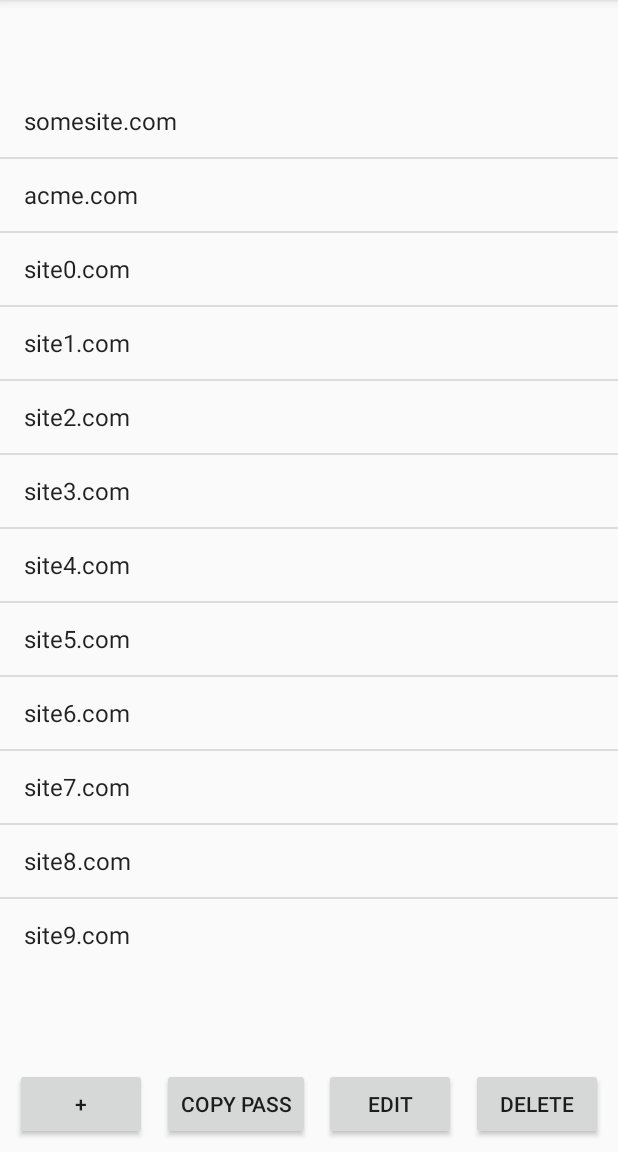
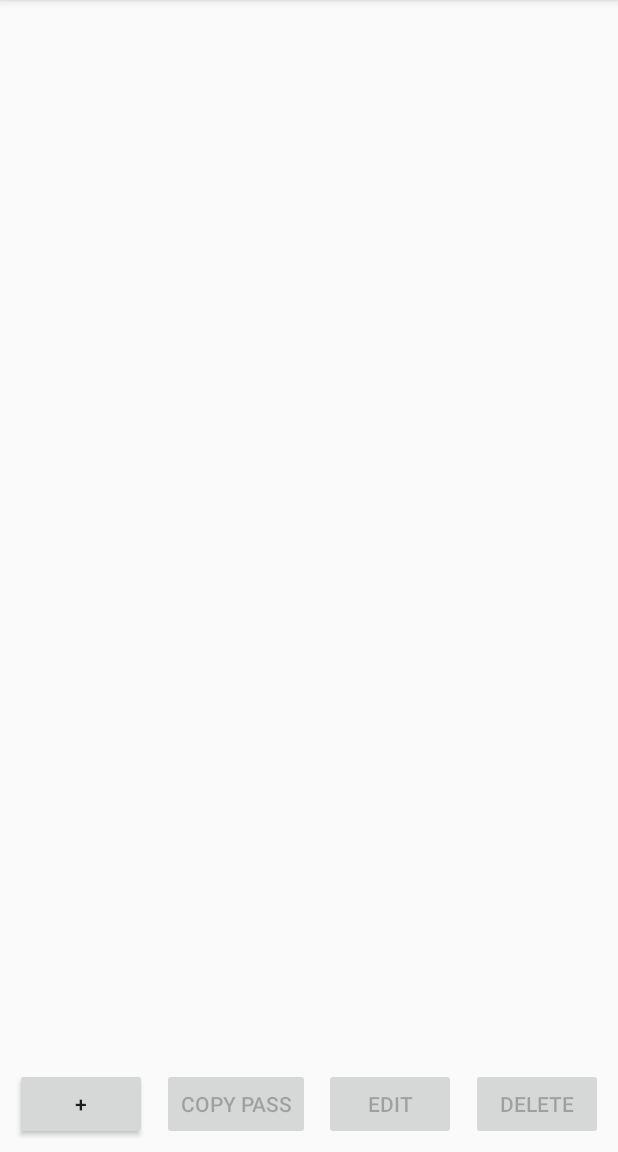
Before and after one commit to androticus/FIrstPass, an Android app: the screen it shows after launch (MainActivity), on a phone screen of 412 x 824 dp, the part 84-1236 px from its top. Run offline under Robolectric (Android 15) with nearby library versions, the phone set to English and light mode, and no system bars.

Commit message:
* implement get selected * button enabling * code cleanup

```diff
--- a/app/src/main/java/com/brad_aisa/firstpass/MainActivity.kt
+++ b/app/src/main/java/com/brad_aisa/firstpass/MainActivity.kt
@@ -4,27 +4,20 @@ import androidx.appcompat.app.AppCompatActivity
 import android.app.AlertDialog
 import android.content.*
 import android.os.Bundle
-import android.widget.TextView
 import com.brad_aissa.firstpass.R
-import android.widget.GridView
-import androidx.core.app.ComponentActivity
-import androidx.core.app.ComponentActivity.ExtraData
-import androidx.core.content.ContextCompat.getSystemService
-import android.icu.lang.UCharacter.GraphemeClusterBreak.T
 import android.view.View
-import android.widget.ArrayAdapter
-import androidx.fragment.app.FragmentManager
+import android.widget.*
 import java.io.*
 import java.util.ArrayList
 import kotlinx.android.synthetic.main.activity_main.*
 import android.content.DialogInterface
-import android.os.Environment
 
 
-private const val FILENAME = "FirstPassList.txt"; //TODO: encrypted version uses different name
+private const val FILENAME = "FirstPassList.txt";
 
 class MainActivity : AppCompatActivity() {
 
+    private var selectedIndex = -1
     private val passList: PassList = PassList()
     private var listItems = ArrayList<PassListItem>()
     private var adapter: ArrayAdapter<PassListItem>? = null
@@ -33,12 +26,17 @@ class MainActivity : AppCompatActivity() {
         super.onCreate(savedInstanceState)
         setContentView(R.layout.activity_main)
 
-        passListListView.setSelector(R.color.list_selector_background)
         adapter = ArrayAdapter(this,
             android.R.layout.simple_list_item_1,
             listItems)
 
         passListListView.adapter = adapter
+        passListListView.setSelector(R.color.list_selector_background)
+        passListListView.onItemClickListener = object : AdapterView.OnItemClickListener {
+            override fun onItemClick(parent: AdapterView<*>?, view: View?, position: Int, id: Long) {
+                handleItemSelecting(position)
+            }
+        }
 
         // attach button click handlers
         buttonNew.setOnClickListener {
@@ -59,17 +57,42 @@ class MainActivity : AppCompatActivity() {
     }
 
     /**
+     * Handles an item being selected, or forces an item to be selected
+     *
+     * NOTE: forceSelection can currently only be used to force unselection
+     *
+     * @param itemIndex the item being selected or to select; -ve value for none
+     * @param forceSelection set false (default) when handling from UI; set true to force selection from code
+     */
+    private fun handleItemSelecting(itemIndex: Int, forceSelection: Boolean = false) {
+        selectedIndex = itemIndex
+
+        val itemIsSelected = (selectedIndex >= 0)
+        buttonCopyClipboard.isEnabled = itemIsSelected
+        buttonEdit.isEnabled = itemIsSelected
+        buttonDelete.isEnabled = itemIsSelected
+
+        if (forceSelection) {
+            if (itemIsSelected) {
+                //NOTE: no effective way of doing this was found
+            } else {
+                // note: this is an effective way to force unselect
+                passListListView.adapter = adapter
+            }
+        }
+    }
+
+    /**
      * Get the currently selected item
      *
      * @return the currently selected item; null if empty or none selected
      */
     fun getSelectedPassListItem(): PassListItem? {
-        //TODO just a dummy for now
-        if (passList.items.isEmpty()) {
+        if (selectedIndex < 0)
             return null
-        } else {
-            return passList.items[2]; //TEMP
-        }
+
+        var selItem = passListListView.adapter.getItem(selectedIndex) as PassListItem
+        return selItem
     }
 
     private fun onNewButtonClick() {
@@ -78,10 +101,15 @@ class MainActivity : AppCompatActivity() {
         dialog.site = "example.com"
         dialog.password = "pass123"
         dialog.setOnOkButtonHandler {
-            // create and add a new item from dialog
-            val item = PassListItem(it.site, it.password)
-            passList.add(item)
-            saveRefreshPassListView()
+            // create and add a new item from dialog, but must have a site
+            val site = it.site.trim()
+            if (!site.isEmpty()) {
+                val item = PassListItem(it.site, it.password)
+                passList.add(item)
+                saveRefreshPassListView()
+                // unselect items, so previous item is not selected
+                handleItemSelecting(-1, forceSelection = true)
+            }
         }
         dialog.show()
     }
@@ -103,10 +131,13 @@ class MainActivity : AppCompatActivity() {
         dialog.site = pli.site
         dialog.password = pli.password
         dialog.setOnOkButtonHandler {
-            // update the item from dialog
-            pli.site = it.site
-            pli.password = it.password
-            saveRefreshPassListView()
+            // update the item from dialog -- user not allowed to set blank
+            val site = it.site.trim()
+            if (!site.isEmpty()) {
+                pli.site = site
+                pli.password = it.password
+                saveRefreshPassListView()
+            }
         }
         dialog.show()
     }
@@ -135,6 +166,7 @@ class MainActivity : AppCompatActivity() {
 
     private fun doDeleteItem(passListItem: PassListItem) {
         passList.removeById(passListItem.id)
+        handleItemSelecting(-1, forceSelection = true)
         saveRefreshPassListView()
     }
 
@@ -150,15 +182,6 @@ class MainActivity : AppCompatActivity() {
         for (pli in passList.items) {
             listItems.add(pli)
         }
-
-        //passListTextView
-        /*val passListTextView: TextView = findViewById((R.id.passListTextView))
-        //TEMP
-        var passListText = ""
-        for (pli in passList.items) {
-            passListText += (pli.site + '\n');
-        }
-        passListTextView.text = passListText*/
     }
 
     /**
@@ -174,17 +197,9 @@ class MainActivity : AppCompatActivity() {
             val stream = FileInputStream(passListFile)
             //TODO put in an exception handler, warn user or try to recover
             passList.load(stream)
-        } else {
-            //TEMP
-            passList.add(PassListItem("somesite.com", "ApassForSome@"))
-            passList.add(PassListItem("acme.com", "acme1234"))
-            for (i in 0..9)
-                passList.add(PassListItem("site$i.com", "Pass1234@$i"))
         }
+    }
 
-        //TODO: order, probably sort
-
-    }
     /**
      * Save the PassList to storage
      *
@@ -201,7 +216,7 @@ class MainActivity : AppCompatActivity() {
     }
 
     private fun getPassListFile(): File {
-        val filesDir = applicationContext.filesDir//Environment.getDataDirectory()
+        val filesDir = applicationContext.filesDir
         return File(filesDir, FILENAME)
     }
 }
--- a/app/src/main/java/com/brad_aisa/firstpass/PassList.kt
+++ b/app/src/main/java/com/brad_aisa/firstpass/PassList.kt
@@ -45,7 +45,6 @@ class PassList {
                 var line = bsr.readLine()
                 while (line != null) {
                     val splits = line.split('\t')
-                    //TODO: probably can't assume splits[1] will exist, if empty
                     val item = PassListItem(splits[0], splits[1])
                     items_.add(item)
 
--- a/app/src/main/res/layout/activity_main.xml
+++ b/app/src/main/res/layout/activity_main.xml
@@ -26,27 +26,39 @@
         android:id="@+id/buttonNew" app:layout_constraintStart_toStartOf="parent"
         app:layout_constraintHorizontal_bias="0.5" app:layout_constraintEnd_toStartOf="@+id/buttonCopyClipboard"
         android:layout_marginBottom="8dp" app:layout_constraintBottom_toBottomOf="parent"/>
+
     <Button
-        android:text="Copy Pass"
+        android:id="@+id/buttonCopyClipboard"
         android:layout_width="wrap_content"
         android:layout_height="wrap_content"
-        android:id="@+id/buttonCopyClipboard"
-        app:layout_constraintStart_toEndOf="@+id/buttonNew" app:layout_constraintHorizontal_bias="0.5"
-        app:layout_constraintEnd_toStartOf="@+id/buttonEdit" android:layout_marginBottom="8dp"
-        app:layout_constraintBottom_toBottomOf="parent"/>
+        android:layout_marginBottom="8dp"
+        android:enabled="false"
+        android:text="Copy Pass"
+        app:layout_constraintBottom_toBottomOf="parent"
+        app:layout_constraintEnd_toStartOf="@+id/buttonEdit"
+        app:layout_constraintHorizontal_bias="0.5"
+        app:layout_constraintStart_toEndOf="@+id/buttonNew" />
+
     <Button
-        android:text="Edit"
+        android:id="@+id/buttonEdit"
         android:layout_width="wrap_content"
         android:layout_height="wrap_content"
-        android:id="@+id/buttonEdit"
-        app:layout_constraintStart_toEndOf="@+id/buttonCopyClipboard" app:layout_constraintHorizontal_bias="0.5"
-        app:layout_constraintEnd_toStartOf="@+id/buttonDelete" android:layout_marginBottom="8dp"
-        app:layout_constraintBottom_toBottomOf="parent"/>
+        android:layout_marginBottom="8dp"
+        android:enabled="false"
+        android:text="Edit"
+        app:layout_constraintBottom_toBottomOf="parent"
+        app:layout_constraintEnd_toStartOf="@+id/buttonDelete"
+        app:layout_constraintHorizontal_bias="0.5"
+        app:layout_constraintStart_toEndOf="@+id/buttonCopyClipboard" />
+
     <Button
-        android:text="Delete"
+        android:id="@+id/buttonDelete"
         android:layout_width="wrap_content"
         android:layout_height="wrap_content"
-        android:id="@+id/buttonDelete"
-        app:layout_constraintStart_toEndOf="@+id/buttonEdit" app:layout_constraintHorizontal_bias="0.5"
-        app:layout_constraintEnd_toEndOf="parent" android:layout_marginBottom="8dp"
-        app:layout_constraintBottom_toBottomOf="parent"/></androidx.constraintlayout.widget.ConstraintLayout>
+        android:layout_marginBottom="8dp"
+        android:enabled="false"
+        android:text="Delete"
+        app:layout_constraintBottom_toBottomOf="parent"
+        app:layout_constraintEnd_toEndOf="parent"
+        app:layout_constraintHorizontal_bias="0.5"
+        app:layout_constraintStart_toEndOf="@+id/buttonEdit" /></androidx.constraintlayout.widget.ConstraintLayout>
```
Also changed, not shown: app/src/main/java/com/brad_aisa/firstpass/EditPassListItemDialog.kt (+0 -10 lines).
